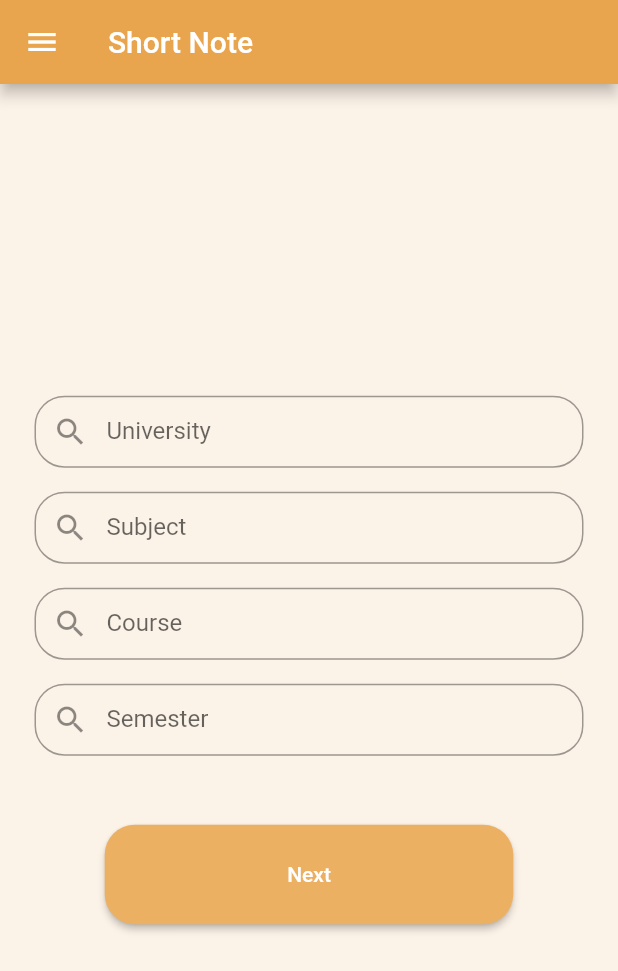
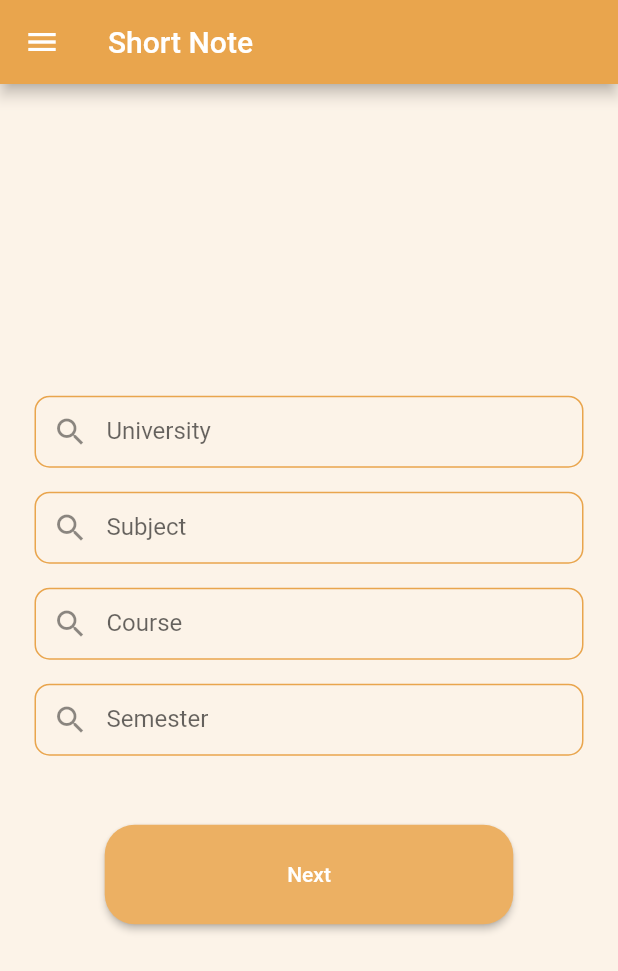
Before and after one commit to codersanket/CupAdmin, a Flutter app: the screen it shows once a user with an empty profile is signed in, on a phone screen of 412 x 824 dp. Shown: the top 971 px of the screen. Run offline on Flutter 3.47's test engine with Material 2 defaults, Android fonts, the phone set to English and light mode, and no system bars; our stand-ins replace cloud_firestore, file_picker, firebase_auth, firebase_core, firebase_storage; missing offline and left inert: syncfusion_flutter_pdfviewer; accounts and stored records are empty.

Commit message:
changes made in drawer and home

```diff
--- a/lib/Screens/Home/home.dart
+++ b/lib/Screens/Home/home.dart
@@ -8,8 +8,8 @@ import '../Admin/admin.dart';
 class home extends StatelessWidget {
   TextEditingController _university = TextEditingController();
   TextEditingController _subject = TextEditingController();
-  TextEditingController _sem=TextEditingController();
-  TextEditingController _course=TextEditingController();
+  TextEditingController _sem = TextEditingController();
+  TextEditingController _course = TextEditingController();
   DocumentSnapshot Unisnapshot;
   DocumentSnapshot Subsnapshot;
   DocumentSnapshot CourseSnapShot;
@@ -26,10 +26,15 @@ class home extends StatelessWidget {
         iconTheme: IconThemeData(color: Colors.white),
       ),
       drawer: Drawer(
-          child: SafeArea(
-              child: Column(children: [
-        Card(
-          child: ListTile(
+        child: ListView(
+          children: [
+             DrawerHeader(
+                child: Image(image: AssetImage("assets/images/logo.png")),
+                decoration: BoxDecoration(
+                  color: Color(0xFFe9a54d),
+                ),
+              ),
+            ListTile(
               onTap: () async {
                 await FirebaseFirestore.instance
                     .collection("Users")
@@ -46,10 +51,21 @@ class home extends StatelessWidget {
                   }
                 });
               },
+              leading: Icon(Icons.admin_panel_settings,size: 17,),
               title: Text("Admin"),
-              trailing: Icon(Icons.arrow_forward_ios)),
+              trailing: Icon(Icons.arrow_forward_ios,size: 17,)),
+              Divider(color: Colors.grey),
+              ListTile(
+              onTap: (){
+                FirebaseAuth.instance.signOut();
+              },
+              leading: Icon(Icons.logout,size: 17,),
+              title: Text("Sign out"),
+              trailing: Icon(Icons.arrow_forward_ios,size: 17,)),
+              Divider(color: Colors.grey),
+          ],
         ),
-      ]))),
+      ),
       body: Padding(
         padding: const EdgeInsets.all(15.0),
         child: Column(
@@ -70,9 +86,14 @@ class home extends StatelessWidget {
                     contentPadding: new EdgeInsets.symmetric(
                         vertical: 12.0, horizontal: 10.0),
                     prefixIcon: Icon(Icons.search),
-                    border: OutlineInputBorder(
-                      borderRadius: BorderRadius.circular(20),
-                    )),
+                     enabledBorder: OutlineInputBorder(
+                      borderRadius: BorderRadius.all(Radius.circular(10.0)),
+                      borderSide: BorderSide(color: Color(0xFFe9a54d)),
+                    ),
+                    focusedBorder: OutlineInputBorder(
+                      borderRadius: BorderRadius.all(Radius.circular(10.0)),
+                      borderSide: BorderSide(color: Color(0xFFe9a54d)),
+                    ),),
               ),
             ),
             Padding(
@@ -91,12 +112,17 @@ class home extends StatelessWidget {
                     contentPadding: new EdgeInsets.symmetric(
                         vertical: 12.0, horizontal: 10.0),
                     prefixIcon: Icon(Icons.search),
-                    border: OutlineInputBorder(
-                      borderRadius: BorderRadius.circular(20),
-                    )),
+                    enabledBorder: OutlineInputBorder(
+                      borderRadius: BorderRadius.all(Radius.circular(10.0)),
+                      borderSide: BorderSide(color: Color(0xFFe9a54d)),
+                    ),
+                    focusedBorder: OutlineInputBorder(
+                      borderRadius: BorderRadius.all(Radius.circular(10.0)),
+                      borderSide: BorderSide(color: Color(0xFFe9a54d)),
+                    ),),
               ),
             ),
-             Padding(
+            Padding(
               padding: const EdgeInsets.all(8.0),
               child: TextFormField(
                 onTap: () async {
@@ -112,16 +138,21 @@ class home extends StatelessWidget {
                     contentPadding: new EdgeInsets.symmetric(
                         vertical: 12.0, horizontal: 10.0),
                     prefixIcon: Icon(Icons.search),
-                    border: OutlineInputBorder(
-                      borderRadius: BorderRadius.circular(20),
-                    )),
+                    enabledBorder: OutlineInputBorder(
+                      borderRadius: BorderRadius.all(Radius.circular(10.0)),
+                      borderSide: BorderSide(color: Color(0xFFe9a54d)),
+                    ),
+                    focusedBorder: OutlineInputBorder(
+                      borderRadius: BorderRadius.all(Radius.circular(10.0)),
+                      borderSide: BorderSide(color: Color(0xFFe9a54d)),
+                    ),),
               ),
             ),
-             Padding(
+            Padding(
               padding: const EdgeInsets.all(8.0),
               child: TextFormField(
                 onTap: () async {
-               semesterSnapshot= await showSearch(
+                  semesterSnapshot = await showSearch(
                       context: context, delegate: semesterSerach());
                   if (semesterSnapshot != null)
                     _sem.text = semesterSnapshot["name"] ?? "";
@@ -133,9 +164,14 @@ class home extends StatelessWidget {
                     contentPadding: new EdgeInsets.symmetric(
                         vertical: 12.0, horizontal: 10.0),
                     prefixIcon: Icon(Icons.search),
-                    border: OutlineInputBorder(
-                      borderRadius: BorderRadius.circular(20),
-                    )),
+                    enabledBorder: OutlineInputBorder(
+                      borderRadius: BorderRadius.all(Radius.circular(10.0)),
+                      borderSide: BorderSide(color: Color(0xFFe9a54d)),
+                    ),
+                    focusedBorder: OutlineInputBorder(
+                      borderRadius: BorderRadius.all(Radius.circular(10.0)),
+                      borderSide: BorderSide(color: Color(0xFFe9a54d)),
+                    ),),
               ),
             ),
             SizedBox(
@@ -358,7 +394,6 @@ class universitySearch extends SearchDelegate<DocumentSnapshot> {
   }
 }
 
-
 class semesterSerach extends SearchDelegate<DocumentSnapshot> {
   @override
   List<Widget> buildActions(BuildContext context) {
```
Also changed, not shown: pubspec.lock.
